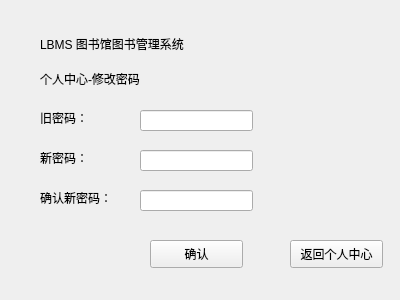
This is LBMS/personal_change_password.ui in Foldblade/LBMS-CPP as Qt 5 draws it before an edit. The edited form follows.
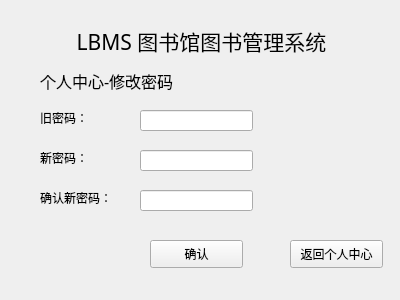
This is the edited form. Icons and pictures are not drawn.

The edit to the form file:
```diff
--- a/LBMS/personal_change_password.ui
+++ b/LBMS/personal_change_password.ui
@@ -13,34 +13,10 @@
   <property name="windowTitle">
    <string>personal_change_password</string>
   </property>
-  <widget class="QLabel" name="label">
-   <property name="geometry">
-    <rect>
-     <x>40</x>
-     <y>20</y>
-     <width>191</width>
-     <height>61</height>
-    </rect>
-   </property>
-   <property name="text">
-    <string>LBMS 图书馆图书管理系统
-</string>
-   </property>
-  </widget>
-  <widget class="QLabel" name="label_2">
-   <property name="geometry">
-    <rect>
-     <x>40</x>
-     <y>70</y>
-     <width>171</width>
-     <height>31</height>
-    </rect>
-   </property>
-   <property name="text">
-    <string>个人中心-修改密码
-</string>
-   </property>
-  </widget>
+  <property name="windowIcon">
+   <iconset>
+    <normaloff>icon.ico</normaloff>icon.ico</iconset>
+  </property>
   <widget class="QLabel" name="label_3">
    <property name="geometry">
     <rect>
@@ -147,6 +123,50 @@
     <string>返回个人中心</string>
    </property>
   </widget>
+  <widget class="QLabel" name="label">
+   <property name="geometry">
+    <rect>
+     <x>31</x>
+     <y>15</y>
+     <width>341</width>
+     <height>51</height>
+    </rect>
+   </property>
+   <property name="font">
+    <font>
+     <family>微软雅黑</family>
+     <pointsize>16</pointsize>
+    </font>
+   </property>
+   <property name="focusPolicy">
+    <enum>Qt::NoFocus</enum>
+   </property>
+   <property name="text">
+    <string>LBMS 图书馆图书管理系统</string>
+   </property>
+   <property name="alignment">
+    <set>Qt::AlignCenter</set>
+   </property>
+  </widget>
+  <widget class="QLabel" name="label_6">
+   <property name="geometry">
+    <rect>
+     <x>40</x>
+     <y>70</y>
+     <width>211</width>
+     <height>21</height>
+    </rect>
+   </property>
+   <property name="font">
+    <font>
+     <family>微软雅黑</family>
+     <pointsize>12</pointsize>
+    </font>
+   </property>
+   <property name="text">
+    <string>个人中心-修改密码</string>
+   </property>
+  </widget>
  </widget>
  <layoutdefault spacing="6" margin="11"/>
  <resources/>
```
Left out of the diff: 2 changed lines with no effect on the pictures.
